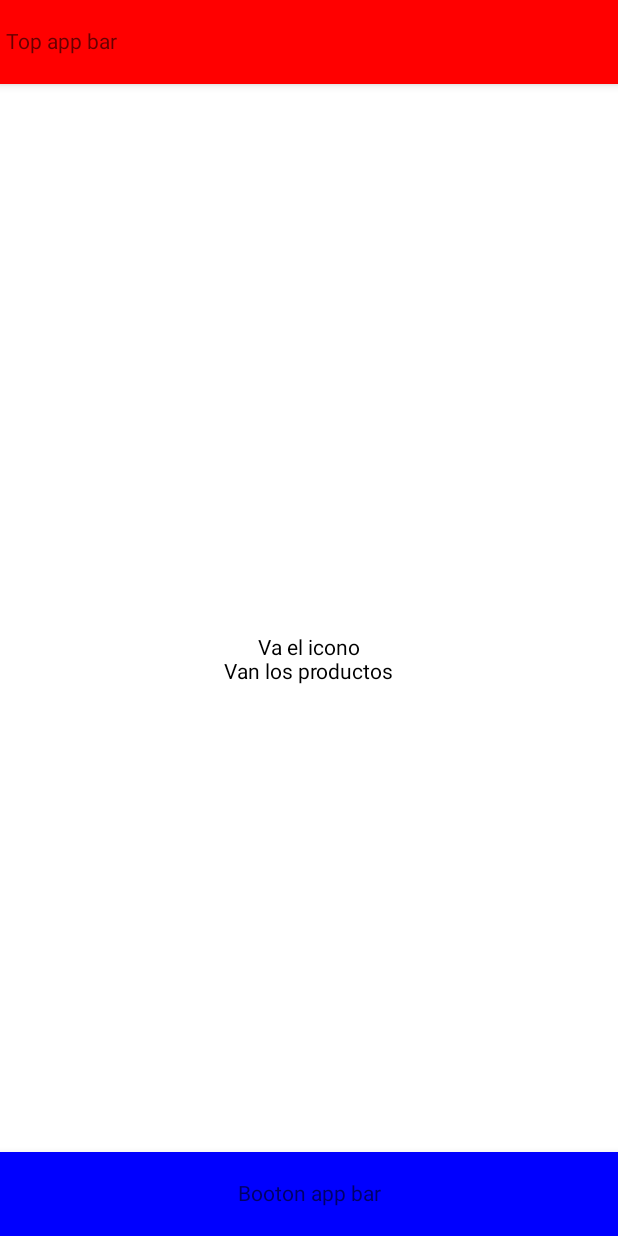
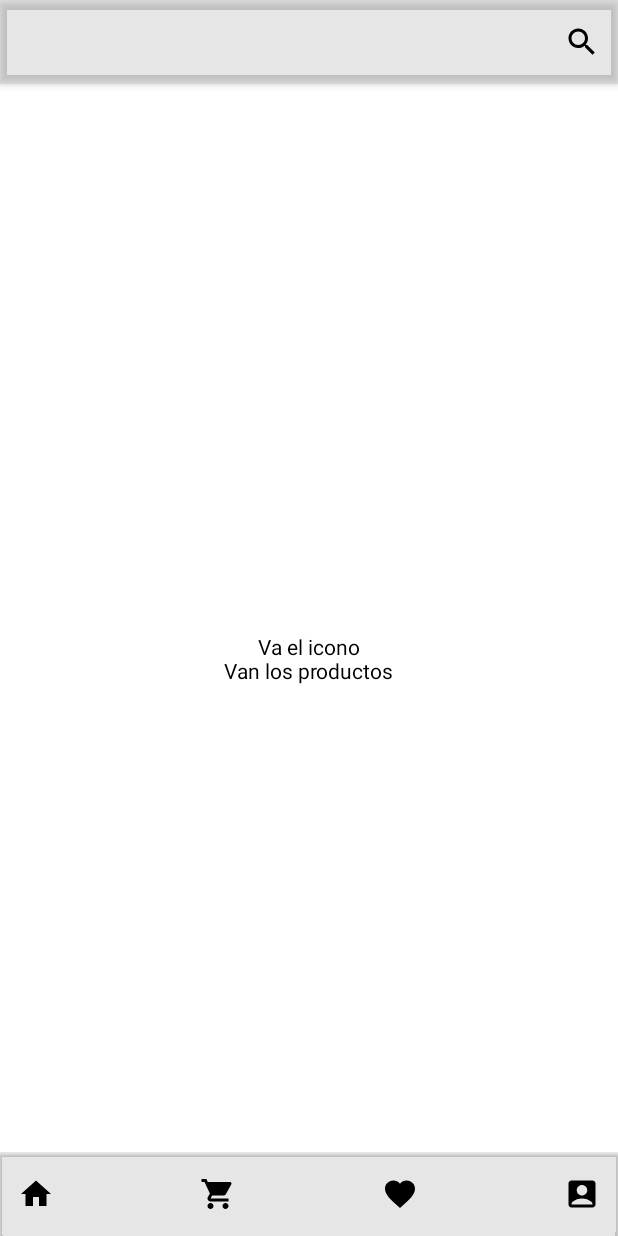
Before and after one commit to jesus1080/AppMovilStore, an Android app built with Jetpack Compose: the @Preview function PreviewMain, on a phone screen of 412 x 824 dp. Run offline under Robolectric (Android 15) with nearby library versions, the phone set to English and light mode, and no system bars.

Commit message:
add iconos to topbar and bottombar

```diff
--- a/app/src/main/java/com/example/appstore/screens/MainScreen.kt
+++ b/app/src/main/java/com/example/appstore/screens/MainScreen.kt
@@ -1,5 +1,6 @@
 package com.example.appstore.screens
 
+import androidx.compose.foundation.background
 import androidx.compose.foundation.layout.Arrangement
 import androidx.compose.foundation.layout.Column
 import androidx.compose.foundation.layout.Row
@@ -8,9 +9,17 @@ import androidx.compose.foundation.layout.fillMaxWidth
 import androidx.compose.foundation.layout.padding
 import androidx.compose.foundation.text.BasicTextField
 import androidx.compose.material.BottomAppBar
+import androidx.compose.material.Icon
 import androidx.compose.material.Scaffold
 import androidx.compose.material.Text
 import androidx.compose.material.TopAppBar
+import androidx.compose.material.contentColorFor
+import androidx.compose.material.icons.Icons
+import androidx.compose.material.icons.filled.AccountBox
+import androidx.compose.material.icons.filled.Favorite
+import androidx.compose.material.icons.filled.Home
+import androidx.compose.material.icons.filled.Search
+import androidx.compose.material.icons.filled.ShoppingCart
 import androidx.compose.runtime.Composable
 import androidx.compose.runtime.mutableStateOf
 import androidx.compose.ui.Alignment
@@ -20,8 +29,9 @@ import androidx.compose.ui.text.input.TextFieldValue
 import androidx.compose.ui.text.style.TextAlign
 import androidx.compose.ui.tooling.preview.Preview
 import androidx.compose.runtime.*
+import androidx.compose.ui.graphics.Brush
 import androidx.compose.ui.unit.dp
-import java.time.format.TextStyle
+
 
 
 @Composable
@@ -30,20 +40,25 @@ fun MainScreen (){
 }
 @Composable
 fun ScaffoldExample() {
+    val mycolor = Color(0.5f, 0.5f, 0.5f, 0.2f)
     Scaffold(
         topBar = {
-            TopAppBar(backgroundColor = Color.Red) {
-                Text(text = "Top app bar")
+            TopAppBar(
+                backgroundColor = mycolor,
+                elevation = 4.dp
+            ) {
+                ContentTopBar()
             }
         },
         bottomBar = {
-            BottomAppBar(backgroundColor = Color.Blue) {
-               Text(modifier = Modifier.fillMaxWidth(),
-                   textAlign = TextAlign.Center,
-                   text = "Booton app bar",
-                   )
+            BottomAppBar(
+                backgroundColor = mycolor,
+                elevation = 1.dp
+            ) {
+               ContentBottomBar()
             }
-        }
+        },
+
     ) { innerPadding ->
         BodyContent(modifier = Modifier
             .padding(innerPadding))
@@ -78,13 +93,56 @@ fun ContentTopBar(){
             modifier = Modifier
                 .weight(1f)
                 .fillMaxWidth()
-                .padding(8.
-                dp),
+                .padding(
+                    8.dp
+                ),
             singleLine = true
-        ) {
+        )
+        Icon(
+            imageVector = Icons.Default.Search,
+            contentDescription = null,
+            tint = Color.Black,
+            modifier = Modifier
+                .padding(8.dp)
+        )
 
-        }
-
+    }
+}
+@Composable
+fun ContentBottomBar(){
+    Row (
+        modifier = Modifier.fillMaxSize(),
+        horizontalArrangement = Arrangement.SpaceBetween,
+        verticalAlignment = Alignment.CenterVertically
+    ){
+        Icon(
+            imageVector = Icons.Default.Home,
+            contentDescription = null,
+            tint = Color.Black,
+            modifier = Modifier
+                .padding(8.dp)
+        )
+        Icon(
+            imageVector = Icons.Default.ShoppingCart,
+            contentDescription = null,
+            tint = Color.Black,
+            modifier = Modifier
+                .padding(8.dp)
+        )
+        Icon(
+            imageVector = Icons.Default.Favorite,
+            contentDescription = null,
+            tint = Color.Black,
+            modifier = Modifier
+                .padding(8.dp)
+        )
+        Icon(
+            imageVector = Icons.Default.AccountBox,
+            contentDescription = null,
+            tint = Color.Black,
+            modifier = Modifier
+                .padding(8.dp)
+        )
     }
 }
 @Preview
```
